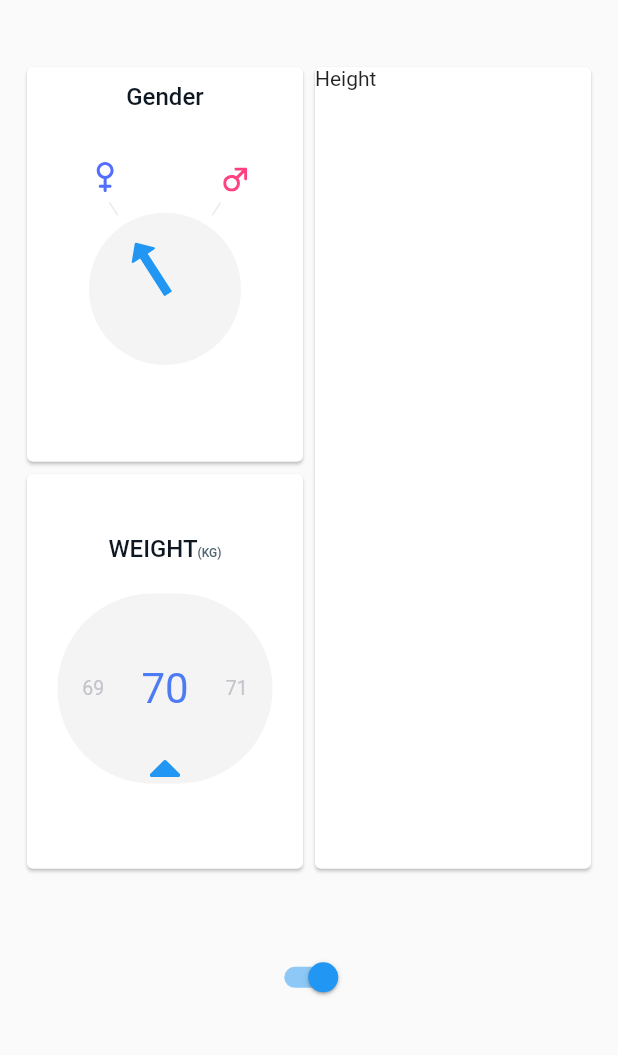
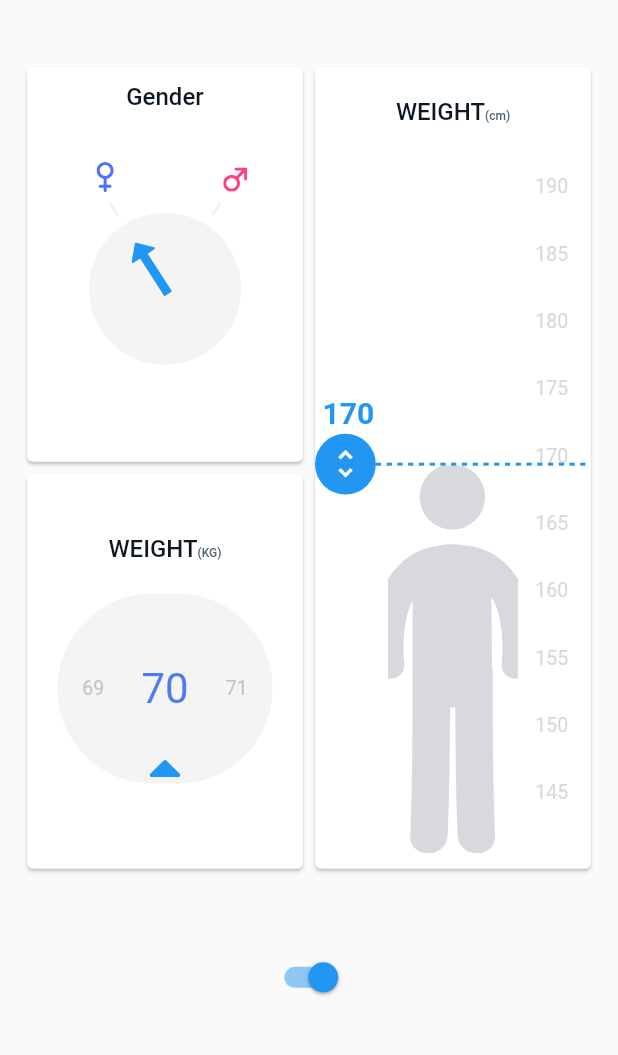
Before and after one commit to rezastallone/Heart-App, a Flutter app: the screen it shows after launch, on a phone screen of 412 x 824 dp, the part 156-1211 px from its top. Run offline on Flutter 3.47's test engine with Material 2 defaults, Android fonts, the phone set to English and light mode, and no system bars; our stand-ins replace flutter_svg.

Commit message:
add height feature

```diff
--- /dev/null
+++ b/lib/height_card.dart
@@ -0,0 +1,54 @@
+import 'package:flutter/material.dart';
+import 'package:heart_app/dimensions.dart';
+import 'package:heart_app/height_picker.dart';
+import 'package:heart_app/title_card.dart';
+
+class HeightCard extends StatefulWidget {
+
+  final int height;
+
+  const HeightCard({Key key, this.height}) : super(key: key);
+
+  @override
+  State<StatefulWidget> createState() {
+    return HeightCardState();
+  }
+
+}
+
+class HeightCardState extends State<HeightCard> {
+
+  int height;
+
+  @override
+  void initState() {
+    super.initState();
+    height = widget.height ?? 170;
+  }
+
+  @override
+  Widget build(BuildContext context) {
+    return Card(
+      child: Padding(
+        padding: EdgeInsets.only(top: screenAwareSize(16.0, context)),
+        child: Column(
+          crossAxisAlignment: CrossAxisAlignment.center,
+          children: <Widget>[
+            TitleCard("WEIGHT", subTitle: "(cm)"),
+            Expanded(
+              child: Padding(
+                padding: EdgeInsets.only(bottom: screenAwareSize(8.0, context)),
+                child: LayoutBuilder(builder: (context, constrains){
+                  return HeightPicker(
+                    widgetHeight: constrains.maxHeight,
+                    height: height,
+                    onChange: (val) => setState(() => height = val),
+                  );
+                })),
+            )
+          ],
+        ),
+      ),
+    );
+  }
+}
--- /dev/null
+++ b/lib/height_picker.dart
@@ -0,0 +1,150 @@
+import 'package:flutter/material.dart';
+import 'package:heart_app/dimensions.dart';
+import 'package:heart_app/height_slider.dart';
+import 'package:heart_app/height_styles.dart';
+import 'package:flutter_svg/flutter_svg.dart';
+import 'dart:math' as math;
+
+class HeightPicker extends StatefulWidget{
+
+  final int maxHeight;
+  final int minHeight;
+  final int height;
+  final double widgetHeight;
+  final ValueChanged<int> onChange;
+
+  const HeightPicker({Key key, this.maxHeight = 190, this.minHeight = 145, this.height, this.widgetHeight, this.onChange}) : super(key: key);
+
+  int get totalUnits => maxHeight - minHeight;
+
+  @override
+  State<StatefulWidget> createState() {
+    return _HeightPickerState();
+  }
+}
+
+class _HeightPickerState extends State<HeightPicker>{
+
+  double startDragYOffset;
+  int startDragHeight;
+
+  double get _drawingHeight {
+    double totalHeight = widget.widgetHeight;
+    double marginBottom = marginBottomAdapted(context);
+    double marginTop = marginTopAdapted(context);
+    return totalHeight - (marginBottom + marginTop + labelsFontSize);
+  }
+
+  double get _pixelsPerUnit{
+    return _drawingHeight / widget.totalUnits;
+  }
+
+  double get _sliderPosition{
+    double halfOfBottomLabel = labelsFontSize / 2;
+    int unitsFromBottom = widget.height - widget.minHeight;
+    return halfOfBottomLabel + unitsFromBottom * _pixelsPerUnit;
+  }
+
+  @override
+  Widget build(BuildContext context) {
+    return GestureDetector(
+      behavior: HitTestBehavior.translucent,
+      onTapDown: _onTapDown,
+      onVerticalDragStart: _onDragStart,
+      onVerticalDragUpdate: _onDragUpdate,
+      child: Stack(
+        children: <Widget>[
+          _drawPersonImage(),
+          _drawLabels(),
+          _drawSlider()
+        ],
+      ),
+    );
+  }
+
+  Widget _drawSlider(){
+    return Positioned(
+      child: HeightSlider(height: widget.height),
+      left: 0.0,
+      right: 0.0,
+      bottom: _sliderPosition);
+  }
+
+  Widget _drawPersonImage(){
+    double personImageHeight = _sliderPosition + marginBottomAdapted(context);
+    return Align(
+      alignment: Alignment.bottomCenter,
+      child: SvgPicture.asset(
+        "assets/male_height.svg",
+        fit: BoxFit.fitHeight,
+        height: personImageHeight,
+        width: personImageHeight / 3,
+        color: labelsGrey,
+      ),
+    );
+  }
+
+  Widget _drawLabels(){
+    int labelsToDisplay = widget.totalUnits ~/ 5 + 1;
+    List<Widget> labels = List.generate(labelsToDisplay, (idx){
+        return Text(
+          "${widget.maxHeight - 5 * idx}",
+          style: labelsTextStyle,
+        );
+    });
+
+    return Align(
+      alignment: Alignment.centerRight,
+      child: IgnorePointer(
+        child: Padding(
+          padding: EdgeInsets.only(
+            right: screenAwareSize(12.0, context),
+            bottom: marginTopAdapted(context),
+            top: marginTopAdapted(context),
+          ),
+          child: Column(
+            children: labels,
+            mainAxisAlignment: MainAxisAlignment.spaceBetween,
+          ),
+        ),
+      ),
+    );
+  }
+
+  void _onTapDown(TapDownDetails details) {
+    int height = _globalOffsetToHeight(details.globalPosition);
+    widget.onChange(_normalizeHeight(height));
+  }
+
+  int _normalizeHeight(int height) {
+    return math.max(widget.minHeight, math.min(widget.maxHeight, height));
+  }
+
+  int _globalOffsetToHeight(Offset globalPosition) {
+    RenderBox getBox = context.findRenderObject();
+    Offset localPosition = getBox.globalToLocal(globalPosition);
+    double dy = localPosition.dy;
+    dy = dy - marginTopAdapted(context) - labelsFontSize / 2;
+    int height = widget.maxHeight - ( dy ~/ _pixelsPerUnit);
+    return height;
+  }
+
+  void _onDragStart(DragStartDetails details) {
+    int newHeight = _globalOffsetToHeight(details.globalPosition);
+    widget.onChange(newHeight);
+    setState(() {
+      startDragYOffset = details.globalPosition.dy;
+      startDragHeight = newHeight;
+    });
+  }
+
+  void _onDragUpdate(DragUpdateDetails details) {
+    double currentYOffset = details.globalPosition.dy;
+    double verticalDifference = startDragYOffset - currentYOffset;
+    int diffHeight = verticalDifference ~/ _pixelsPerUnit;
+    int height = _normalizeHeight(startDragHeight + diffHeight);
+    setState(() {
+      widget.onChange(height);
+    });
+  }
+}
--- /dev/null
+++ b/lib/height_slider.dart
@@ -0,0 +1,45 @@
+import 'package:flutter/material.dart';
+import 'package:heart_app/slider_circle.dart';
+import 'package:heart_app/slider_label.dart';
+
+class HeightSlider extends StatelessWidget {
+  final int height;
+
+  const HeightSlider({Key key, this.height}) : super(key: key);
+
+  @override
+  Widget build(BuildContext context) {
+    return IgnorePointer(
+      child: Column(
+        crossAxisAlignment: CrossAxisAlignment.start,
+        children: <Widget>[
+          SliderLabel(height: height),
+          Row(
+            children: <Widget>[SliderCircle(), Expanded(child: SliderLine())],
+          )
+        ],
+      ),
+    );
+  }
+}
+
+class SliderLine extends StatelessWidget {
+  @override
+  Widget build(BuildContext context) {
+    return Row(
+      mainAxisAlignment: MainAxisAlignment.spaceEvenly,
+      mainAxisSize: MainAxisSize.max,
+      children: List.generate(
+          40,
+          (i) => Expanded(
+                child: Container(
+                  height: 2.0,
+                  decoration: BoxDecoration(
+                      color: i.isEven
+                          ? Theme.of(context).primaryColor
+                          : Colors.white),
+                ),
+              )),
+    );
+  }
+}
--- /dev/null
+++ b/lib/height_styles.dart
@@ -0,0 +1,16 @@
+import 'package:flutter/material.dart';
+import 'package:heart_app/dimensions.dart';
+
+double marginBottomAdapted(BuildContext context) => screenAwareSize(marginBottom, context);
+double marginTopAdapted(BuildContext context) => screenAwareSize(marginTop, context);
+double circleSizeAdapter(BuildContext context) => screenAwareSize(32.0, context);
+
+const TextStyle labelsTextStyle = const TextStyle(
+  color: labelsGrey,
+  fontSize: labelsFontSize
+);
+
+const double marginBottom = 16.0;
+const double marginTop = 26.0;
+const double labelsFontSize = 13.0;
+const Color labelsGrey = const Color.fromRGBO(216, 217, 223, 1.0);
--- a/lib/input_page.dart
+++ b/lib/input_page.dart
@@ -1,5 +1,6 @@
 import 'package:flutter/material.dart';
 import 'package:heart_app/gender_card.dart';
+import 'package:heart_app/height_card.dart';
 import 'package:heart_app/weight_card.dart';
 import 'dimensions.dart' show screenAwareSize;
 
@@ -46,7 +47,7 @@ class InputPage extends StatelessWidget{
               Expanded(child: WeightCard())
             ],
           )),
-          Expanded(child: _tempCard("Height"))
+          Expanded(child: HeightCard())
         ],
       ),
     );
--- /dev/null
+++ b/lib/slider_circle.dart
@@ -0,0 +1,23 @@
+import 'package:flutter/material.dart';
+import 'package:heart_app/height_styles.dart';
+
+class SliderCircle extends StatelessWidget{
+
+  @override
+  Widget build(BuildContext context) {
+    return Container(
+      width: circleSizeAdapter(context),
+      height: circleSizeAdapter(context),
+      decoration: BoxDecoration(
+        color: Theme.of(context).primaryColor,
+        shape: BoxShape.circle
+      ),
+      child: Icon(
+        Icons.unfold_more,
+        color: Colors.white,
+        size: 0.6 * circleSizeAdapter(context),
+      ),
+    );
+  }
+
+}
--- /dev/null
+++ b/lib/slider_label.dart
@@ -0,0 +1,25 @@
+import 'package:heart_app/height_styles.dart';
+import 'package:flutter/material.dart';
+import 'package:heart_app/dimensions.dart';
+
+class SliderLabel extends StatelessWidget{
+  final int height;
+
+  const SliderLabel({Key key, this.height}) : super(key: key);
+
+  @override
+  Widget build(BuildContext context) {
+    return Padding(
+      padding: EdgeInsets.only(left: screenAwareSize(4.0, context), bottom: screenAwareSize(2.0, context)),
+      child: Text(
+        "$height",
+        style: TextStyle(
+          fontSize: 20.0,
+          color: Theme.of(context).primaryColor,
+          fontWeight: FontWeight.w600
+        ),
+      ),
+    );
+  }
+
+}
```
Also changed, not shown: assets/male_height.svg (added).
